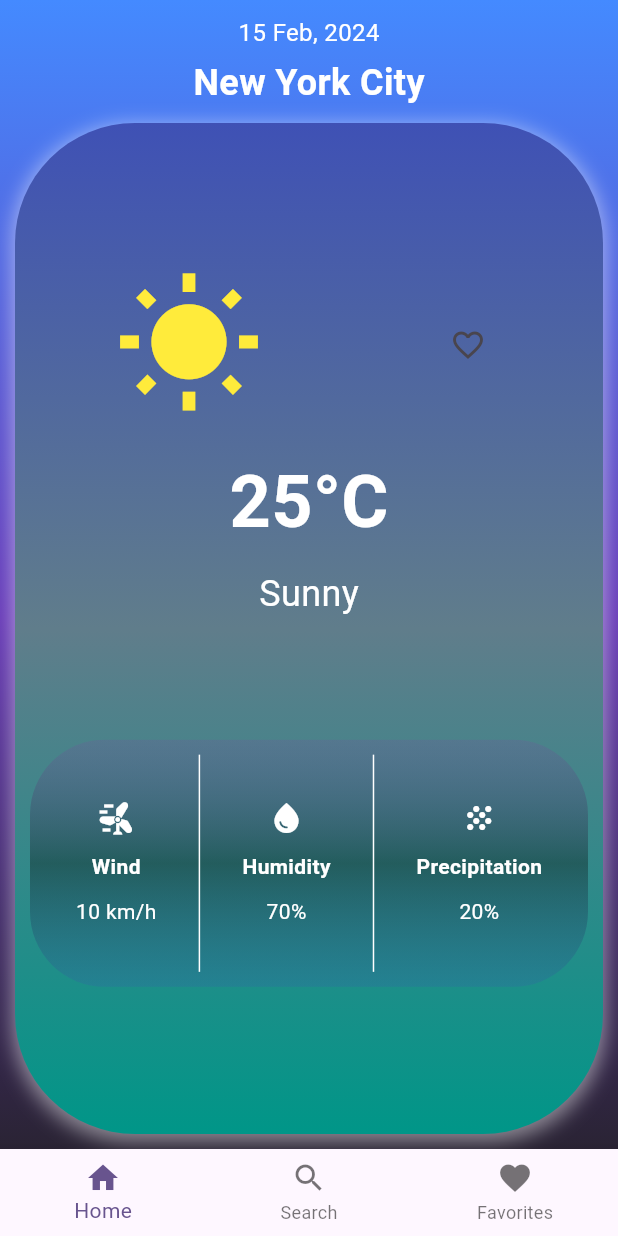
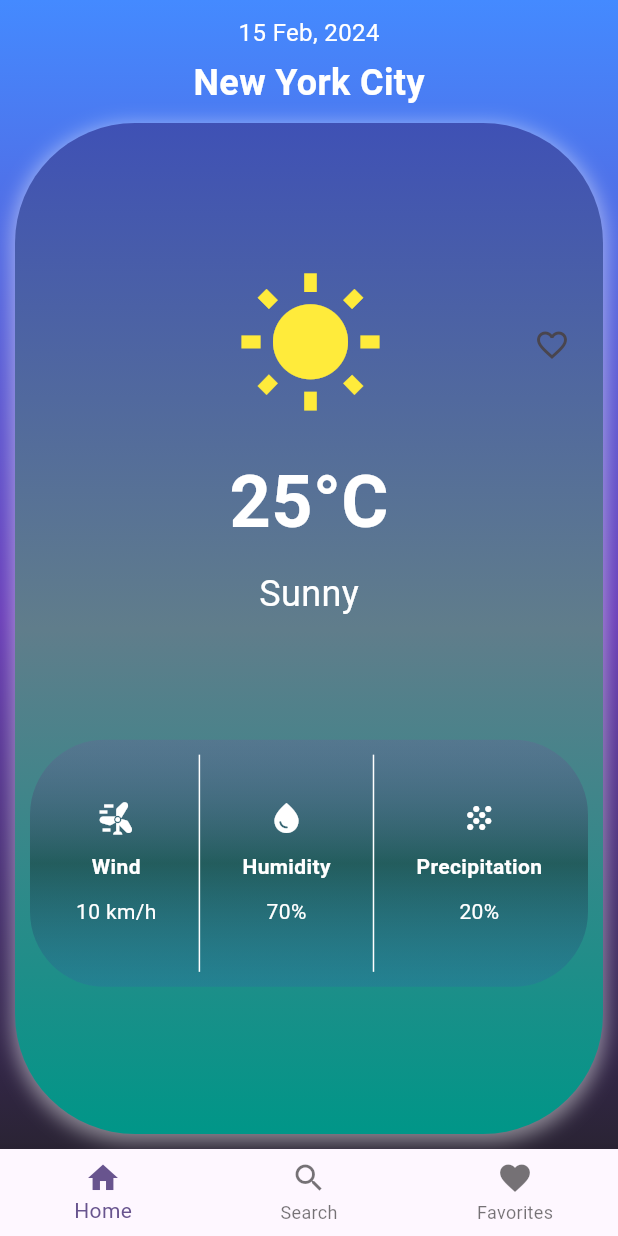
Before and after one commit to Shashank01-26/weather_firebase, a Flutter app: the WeatherScreen screen opened directly, on a phone screen of 412 x 824 dp. Run offline on Flutter 3.47's test engine with Material 3 defaults, Android fonts, the phone set to English and light mode, and no system bars; our stand-ins replace firebase_auth, firebase_core; accounts and stored records are empty; Roboto replaces fonts that are missing (TimesNewRoman).

Commit message:
UI changes

```diff
--- a/lib/screens/weather_screen.dart
+++ b/lib/screens/weather_screen.dart
@@ -33,9 +33,9 @@ class _WeatherScreenState extends State<WeatherScreen> {
                 mainAxisAlignment: MainAxisAlignment.center,
                 crossAxisAlignment: CrossAxisAlignment.center,
                 children: [
-                  Padding(
-                    padding: const EdgeInsetsDirectional.only(top:10.0),
-                    child: const Text(
+                  const Padding(
+                    padding: EdgeInsetsDirectional.only(top:10.0),
+                    child: Text(
                       '15 Feb, 2024',
                       style: TextStyle(color: Colors.white, fontSize: 16),
                     ),
@@ -52,7 +52,7 @@ class _WeatherScreenState extends State<WeatherScreen> {
                       margin: const EdgeInsets.all(10),
                       decoration: BoxDecoration(
                         borderRadius: BorderRadius.circular(80),
-                        gradient: LinearGradient(
+                        gradient: const LinearGradient(
                           begin : Alignment.topLeft,
                             end: Alignment.bottomLeft,
                             colors: [Colors.indigo, Colors.blueGrey,Colors.teal]
@@ -70,14 +70,26 @@ class _WeatherScreenState extends State<WeatherScreen> {
                         mainAxisAlignment: MainAxisAlignment.center,
                         children: [
                           Row(
-                            mainAxisSize: MainAxisSize.max,
-                            mainAxisAlignment: MainAxisAlignment.spaceAround,
+                            mainAxisAlignment: MainAxisAlignment.spaceBetween,
                             children: [
-                               Icon(Icons.wb_sunny, size: 100, color: Colors.yellow),
+                              const Expanded(
+                                child: Row(
+                                  mainAxisAlignment: MainAxisAlignment.center,
+                                  children: [
+                                    Padding(
+                                      padding: EdgeInsetsDirectional.only(start:50.0),
+                                      child: Icon(Icons.wb_sunny, size: 100, color: Colors.yellow),
+                                    ),
+                                  ],
+                                ),
+                              ),
                               IconButton(
-                                onPressed: (){},
+                                onPressed: () {
+                                  _isFavorite = !_isFavorite;
+                                },
                                 icon: Icon(
-                                  Icons.favorite_border_outlined
+                                  _isFavorite == true ? Icons.favorite : Icons.favorite_border_outlined,
+                                  color: _isFavorite == true ? Colors.red : null,
                                 ),
                               ),
                             ],
```
